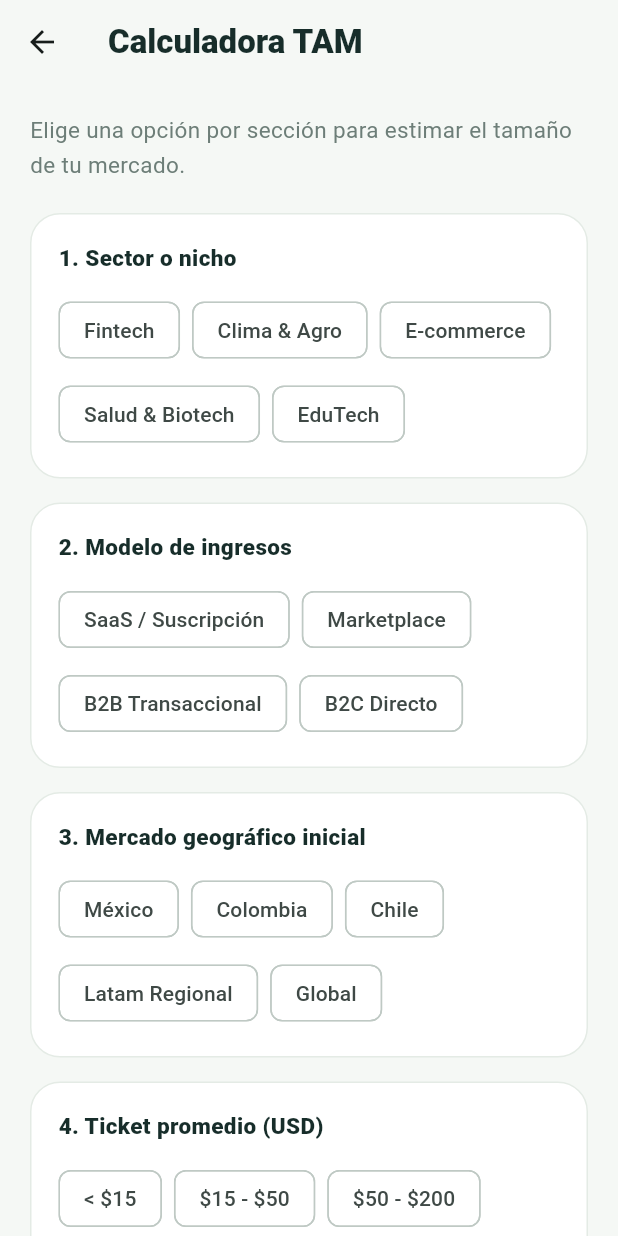
After one commit to Carlos-Cruz477/ProyectoMovil, a Flutter app: the TamCalculatorScreen screen opened directly, on a phone screen of 412 x 824 dp. The commit adds this screen. Run offline on Flutter 3.47's test engine with Material 3 defaults, Android fonts, the light colour scheme and no system bars; our stand-ins replace flutter_secure_storage; accounts and stored records are empty.

Commit message:
Agregar pantallas de calculadora TAM y reporte TAM/SAM/SOM
Versión inicial con datos de mockup. La calculadora pide sector,
modelo de ingresos, mercado y ticket; el reporte muestra valores
fijos de ejemplo. Se agrega un botón en el home para llegar ahí.

```diff
--- /dev/null
+++ b/mobile/green_hat_app/lib/screens/tam_calculator_screen.dart
@@ -0,0 +1,175 @@
+import 'package:flutter/material.dart';
+
+import '../main.dart';
+import 'tam_report_screen.dart';
+
+class TamCalculatorScreen extends StatefulWidget {
+  const TamCalculatorScreen({super.key});
+
+  @override
+  State<TamCalculatorScreen> createState() => _TamCalculatorScreenState();
+}
+
+class _TamCalculatorScreenState extends State<TamCalculatorScreen> {
+  // Opciones de mockup, todavía no vienen del servidor
+  static const _sectors = [
+    'Fintech',
+    'Clima & Agro',
+    'E-commerce',
+    'Salud & Biotech',
+    'EduTech',
+  ];
+  static const _revenueModels = [
+    'SaaS / Suscripción',
+    'Marketplace',
+    'B2B Transaccional',
+    'B2C Directo',
+  ];
+  static const _markets = [
+    'México',
+    'Colombia',
+    'Chile',
+    'Latam Regional',
+    'Global',
+  ];
+  static const _tickets = [
+    '< \$15',
+    '\$15 - \$50',
+    '\$50 - \$200',
+    'Enterprise',
+  ];
+
+  String? _sector;
+  String? _revenueModel;
+  String? _market;
+  String? _ticket;
+
+  bool get _isComplete =>
+      _sector != null &&
+      _revenueModel != null &&
+      _market != null &&
+      _ticket != null;
+
+  void _calculate() {
+    Navigator.of(context).push(
+      MaterialPageRoute(
+        builder: (_) => TamReportScreen(
+          sector: _sector!,
+          market: _market!,
+        ),
+      ),
+    );
+  }
+
+  @override
+  Widget build(BuildContext context) {
+    return Scaffold(
+      appBar: AppBar(
+        backgroundColor: paper,
+        surfaceTintColor: Colors.transparent,
+        title: const Text('Calculadora TAM',
+            style: TextStyle(color: ink, fontWeight: FontWeight.w900)),
+      ),
+      body: SafeArea(
+        child: SingleChildScrollView(
+          padding: const EdgeInsets.all(20),
+          child: Column(
+            crossAxisAlignment: CrossAxisAlignment.start,
+            children: [
+              const Text(
+                'Elige una opción por sección para estimar el tamaño de tu mercado.',
+                style: TextStyle(color: muted, fontSize: 15, height: 1.5),
+              ),
+              const SizedBox(height: 20),
+              _Section(
+                title: '1. Sector o nicho',
+                options: _sectors,
+                selected: _sector,
+                onSelected: (value) => setState(() => _sector = value),
+              ),
+              _Section(
+                title: '2. Modelo de ingresos',
+                options: _revenueModels,
+                selected: _revenueModel,
+                onSelected: (value) => setState(() => _revenueModel = value),
+              ),
+              _Section(
+                title: '3. Mercado geográfico inicial',
+                options: _markets,
+                selected: _market,
+                onSelected: (value) => setState(() => _market = value),
+              ),
+              _Section(
+                title: '4. Ticket promedio (USD)',
+                options: _tickets,
+                selected: _ticket,
+                onSelected: (value) => setState(() => _ticket = value),
+              ),
+              const SizedBox(height: 8),
+              FilledButton(
+                onPressed: _isComplete ? _calculate : null,
+                child: const Text('Calcular TAM, SAM y SOM'),
+              ),
+              const SizedBox(height: 10),
+              if (!_isComplete)
+                const Center(
+                  child: Text('Completa las 4 secciones para calcular.',
+                      style: TextStyle(color: muted, fontSize: 12)),
+                ),
+            ],
+          ),
+        ),
+      ),
+    );
+  }
+}
+
+class _Section extends StatelessWidget {
+  const _Section({
+    required this.title,
+    required this.options,
+    required this.selected,
+    required this.onSelected,
+  });
+
+  final String title;
+  final List<String> options;
+  final String? selected;
+  final ValueChanged<String> onSelected;
+
+  @override
+  Widget build(BuildContext context) {
+    return Container(
+      width: double.infinity,
+      margin: const EdgeInsets.only(bottom: 16),
+      padding: const EdgeInsets.all(18),
+      decoration: BoxDecoration(
+        color: Colors.white,
+        borderRadius: BorderRadius.circular(20),
+        border: Border.all(color: const Color(0xFFE4EBE5)),
+      ),
+      child: Column(
+        crossAxisAlignment: CrossAxisAlignment.start,
+        children: [
+          Text(title,
+              style: const TextStyle(
+                  color: ink, fontWeight: FontWeight.w800, fontSize: 15)),
+          const SizedBox(height: 12),
+          Wrap(
+            spacing: 8,
+            runSpacing: 8,
+            children: [
+              for (final option in options)
+                ChoiceChip(
+                  label: Text(option),
+                  selected: selected == option,
+                  selectedColor: mint,
+                  onSelected: (_) => onSelected(option),
+                ),
+            ],
+          ),
+        ],
+      ),
+    );
+  }
+}
```
Also changed, not shown: mobile/green_hat_app/lib/screens/home_page.dart (+10 -0 lines), mobile/green_hat_app/lib/screens/tam_report_screen.dart (added, +170 -0 lines).
